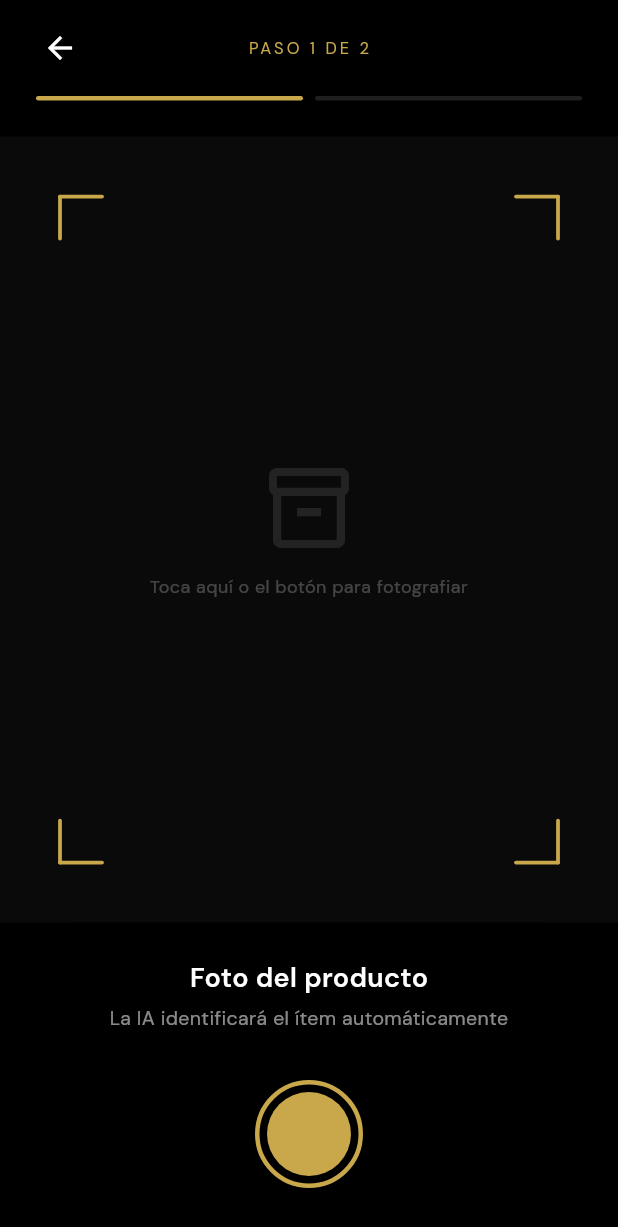
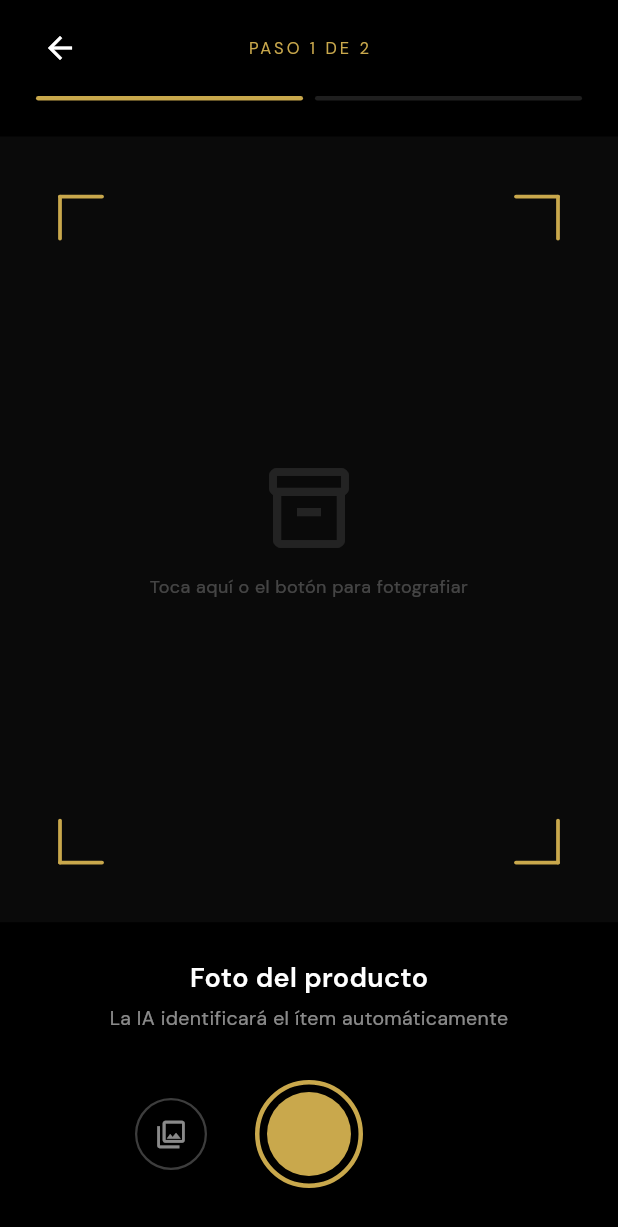
Before and after one commit to frpatino6/vaulted, a Flutter app: the AiScanScreen screen opened directly with empty values, on a phone screen of 412 x 824 dp. Shown: the top 1227 px of the screen. Run offline on Flutter 3.47's test engine with Material 3 defaults, Android fonts, the phone set to English and light mode, and no system bars; our stand-ins replace cached_network_image, dio, dotted_border, fl_chart, flutter_riverpod, flutter_secure_storage and 6 more; missing offline and left inert: mobile_scanner; accounts and stored records are empty; generated files the repository leaves out were written again.

Commit message:
feat(ai-scan): add gallery picker as alternative to camera
Added a gallery button to the left of the shutter button on both
capture steps (product + invoice). Users can now select existing
photos from their device in addition to taking new ones with the camera.

https://claude.ai/code/session_01TEmWFa4YjbVC7Y5jtwYaFB

```diff
--- a/apps/mobile/lib/features/ai_scan/presentation/ai_scan_screen.dart
+++ b/apps/mobile/lib/features/ai_scan/presentation/ai_scan_screen.dart
@@ -54,6 +54,7 @@ class _AiScanScreenState extends ConsumerState<AiScanScreen> {
             subtitle: 'La IA identificará el ítem automáticamente',
             canSkip: false,
             onCapture: _captureProduct,
+            onGallery: _pickProductFromGallery,
             onSkip: null,
           ),
         AiScanCaptureInvoice() => _CaptureStep(
@@ -62,6 +63,7 @@ class _AiScanScreenState extends ConsumerState<AiScanScreen> {
             subtitle: 'Extrae precio, fecha y número de serie',
             canSkip: true,
             onCapture: _captureInvoice,
+            onGallery: _pickInvoiceFromGallery,
             onSkip: _skipInvoice,
           ),
         AiScanAnalyzing() => const _AnalyzingView(),
@@ -83,9 +85,29 @@ class _AiScanScreenState extends ConsumerState<AiScanScreen> {
     ref.read(aiScanNotifierProvider.notifier).onProductPhotoCaptured(photo);
   }
 
+  Future<void> _pickProductFromGallery() async {
+    final photo = await _picker.pickImage(
+      source: ImageSource.gallery,
+      imageQuality: 85,
+    );
+    if (photo == null || !mounted) return;
+    ref.read(aiScanNotifierProvider.notifier).onProductPhotoCaptured(photo);
+  }
+
   Future<void> _captureInvoice() async {
     final photo = await _picker.pickImage(
       source: ImageSource.camera,
+      imageQuality: 85,
+    );
+    if (photo == null || !mounted) return;
+    await ref
+        .read(aiScanNotifierProvider.notifier)
+        .onInvoicePhotoCaptured(photo, propertyRooms: _propertyRooms);
+  }
+
+  Future<void> _pickInvoiceFromGallery() async {
+    final photo = await _picker.pickImage(
+      source: ImageSource.gallery,
       imageQuality: 85,
     );
     if (photo == null || !mounted) return;
@@ -112,6 +134,7 @@ class _CaptureStep extends StatelessWidget {
     required this.subtitle,
     required this.canSkip,
     required this.onCapture,
+    required this.onGallery,
     required this.onSkip,
   });
 
@@ -120,6 +143,7 @@ class _CaptureStep extends StatelessWidget {
   final String subtitle;
   final bool canSkip;
   final VoidCallback onCapture;
+  final VoidCallback onGallery;
   final VoidCallback? onSkip;
 
   static const _tapHint = 'Toca aquí o el botón para fotografiar';
@@ -247,6 +271,31 @@ class _CaptureStep extends StatelessWidget {
                   textAlign: TextAlign.center,
                 ),
                 const SizedBox(height: AppSpacing.xl),
+                Row(
+                  mainAxisAlignment: MainAxisAlignment.center,
+                  children: [
+                    // Gallery button
+                    GestureDetector(
+                      onTap: onGallery,
+                      child: Container(
+                        width: 48,
+                        height: 48,
+                        decoration: BoxDecoration(
+                          shape: BoxShape.circle,
+                          border: Border.all(
+                            color: Colors.white24,
+                            width: 1.5,
+                          ),
+                        ),
+                        child: const Icon(
+                          Icons.photo_library_outlined,
+                          color: Colors.white54,
+                          size: 22,
+                        ),
+                      ),
+                    ),
+                    const SizedBox(width: AppSpacing.xl),
+                    // Shutter button
                     GestureDetector(
                       onTap: onCapture,
                       child: Container(
@@ -267,6 +316,11 @@ class _CaptureStep extends StatelessWidget {
                           ),
                         ),
                       ),
+                    ),
+                    // Spacer para centrar el shutter
+                    const SizedBox(width: AppSpacing.xl),
+                    const SizedBox(width: 48),
+                  ],
                 ),
                 if (canSkip) ...[
                   const SizedBox(height: AppSpacing.lg),
```
Lines whose indentation alone changed are shown as unchanged.
